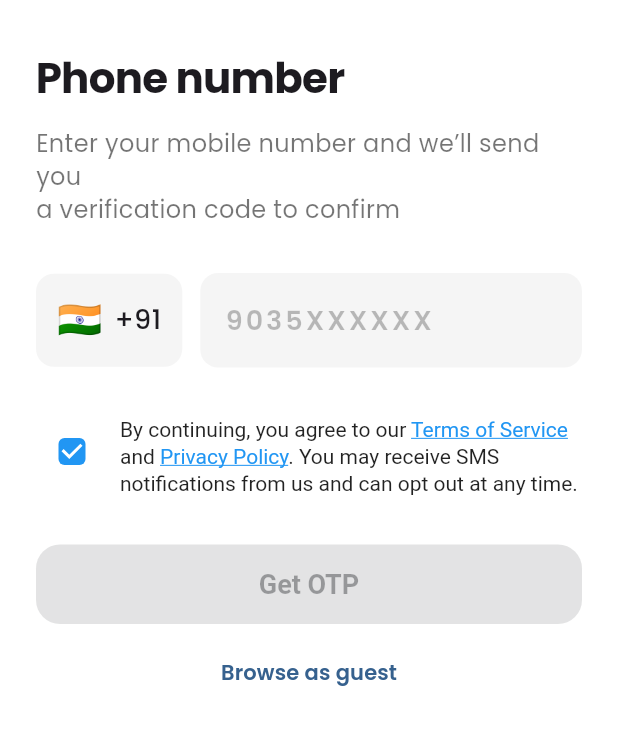
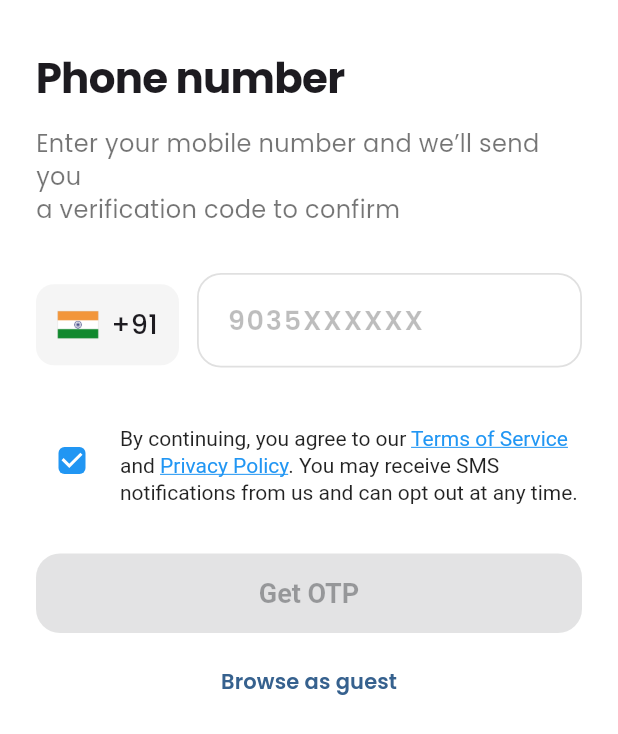
Before and after one commit to saeedkg/arogyam, a Flutter app: the RequestOtpScreen screen opened directly, on a phone screen of 412 x 824 dp. Shown: the top 734 px of the screen. Run offline on Flutter 3.47's test engine with Material 3 defaults, Android fonts, the phone set to English and light mode, and no system bars; our stand-ins replace carousel_slider, connectivity_plus, dio, get, google_fonts, pretty_dio_logger and 1 more; missing offline and left inert: encrypt; accounts and stored records are empty; network calls fail.

Commit message:
ui changed for reqest otp

```diff
--- a/lib/auth/request_otp_screen.dart
+++ b/lib/auth/request_otp_screen.dart
@@ -141,10 +141,10 @@ class _RequestOtpScreenState extends State<RequestOtpScreen> {
                             borderRadius: BorderRadius.circular(12),
                           ),
                           child: Row(
-                            children: const [
-                              Text('🇮🇳', style: TextStyle(fontSize: 24)),
-                              SizedBox(width: 8),
-                              Text(
+                            children: [
+                              Image.asset('assets/flag/flag_in.png', width: 28, height: 20, fit: BoxFit.cover),
+                              const SizedBox(width: 8),
+                              const Text(
                                 '+91',
                                 style: TextStyle(fontSize: 18, fontWeight: FontWeight.w500),
                               ),
@@ -156,53 +156,48 @@ class _RequestOtpScreenState extends State<RequestOtpScreen> {
                           child: Column(
                             crossAxisAlignment: CrossAxisAlignment.start,
                             children: [
-                              Container(
-                                decoration: BoxDecoration(
-                                  color: _phoneError != null ? Colors.red.shade50 : Colors.grey.shade100,
-                                  borderRadius: BorderRadius.circular(12),
-                                  border: _phoneError != null
-                                    ? Border.all(color: Colors.red.shade300, width: 1)
-                                    : null,
-                                ),
-                                child: TextField(
+                              TextField(
                                 controller: _phoneController,
                                 keyboardType: TextInputType.number,
                                 maxLength: 10,
                                 style: const TextStyle(
                                   fontSize: 18,
-                                    letterSpacing: 2,
+                                  letterSpacing: 1.2,
                                   fontWeight: FontWeight.w600,
                                 ),
-                                  decoration: const InputDecoration(
+                                decoration: InputDecoration(
                                   isDense: true,
-                                    border: InputBorder.none,
                                   counterText: '',
                                   hintText: '9035XXXXXX',
-                                    hintStyle: TextStyle(
+                                  hintStyle: const TextStyle(
                                     color: Colors.black26,
                                     fontWeight: FontWeight.w600,
-                                      letterSpacing: 2,
+                                    letterSpacing: 1.2,
                                   ),
-                                    contentPadding: EdgeInsets.symmetric(horizontal: 16, vertical: 18),
+                                  contentPadding: const EdgeInsets.symmetric(horizontal: 16, vertical: 18),
+                                  filled: true,
+                                  fillColor: Colors.white,
+                                  enabledBorder: OutlineInputBorder(
+                                    borderRadius: BorderRadius.circular(16),
+                                    borderSide: BorderSide(color: Colors.grey.shade300, width: 1.2),
+                                  ),
+                                  focusedBorder: OutlineInputBorder(
+                                    borderRadius: BorderRadius.circular(16),
+                                    borderSide: const BorderSide(color: Color(0xFF22C58B), width: 1.6),
+                                  ),
+                                  errorText: _phoneError,
+                                  errorStyle: TextStyle(color: Colors.red.shade600, fontSize: 12),
+                                  errorBorder: OutlineInputBorder(
+                                    borderRadius: BorderRadius.circular(16),
+                                    borderSide: BorderSide(color: Colors.red.shade400, width: 1.2),
+                                  ),
+                                  focusedErrorBorder: OutlineInputBorder(
+                                    borderRadius: BorderRadius.circular(16),
+                                    borderSide: BorderSide(color: Colors.red.shade400, width: 1.6),
                                   ),
                                 ),
                               ),
-                              // Always reserve space for error message
-                              SizedBox(
-                                height: _phoneError != null ? 32 : 0,
-                                child: _phoneError != null
-                                    ? Padding(
-                                        padding: const EdgeInsets.only(top: 8, left: 4),
-                                        child: Text(
-                                          _phoneError!,
-                                          style: TextStyle(
-                                            color: Colors.red.shade600,
-                                            fontSize: 12,
-                                          ),
-                                        ),
-                                      )
-                                    : null,
-                              ),
+                              const SizedBox(height: 6),
                             ],
                           ),
                         ),
@@ -296,7 +291,7 @@ class _RequestOtpScreenState extends State<RequestOtpScreen> {
                         style: ElevatedButton.styleFrom(
                           backgroundColor: (authProvider.isLoading || !_isPhoneValid)
                             ? Colors.grey
-                            : Colors.blue,
+                            : const Color(0xFF22C58B),
                           foregroundColor: Colors.white,
                           padding: const EdgeInsets.symmetric(vertical: 16),
                           shape: RoundedRectangleBorder(
--- a/lib/main.dart
+++ b/lib/main.dart
@@ -28,7 +28,7 @@ class ArogyamApp extends StatelessWidget {
           useMaterial3: true,
           textTheme: GoogleFonts.poppinsTextTheme(),
         ),
-        home: const OnboardingScreen(),
+        home: const RequestOtpScreen(),
         getPages: [
           GetPage(name: '/landing', page: () => const LandingPage()),
           GetPage(name: '/onboarding', page: () => const OnboardingScreen()),
--- a/pubspec.yaml
+++ b/pubspec.yaml
@@ -67,9 +67,8 @@ flutter:
   uses-material-design: true
 
   # To add assets to your application, add an assets section, like this:
-  # assets:
-  #   - images/a_dot_burr.jpeg
-  #   - images/a_dot_ham.jpeg
+  assets:
+    - assets/flag/flag_in.png
 
   # An image asset can refer to one or more resolution-specific "variants", see
   # https://flutter.dev/to/resolution-aware-images
```
Also changed, not shown: lib/auth/enter_otp_screen.dart (+18 -13 lines), assets/flag/flag_in.png (added). Lines whose indentation alone changed are shown as unchanged.
